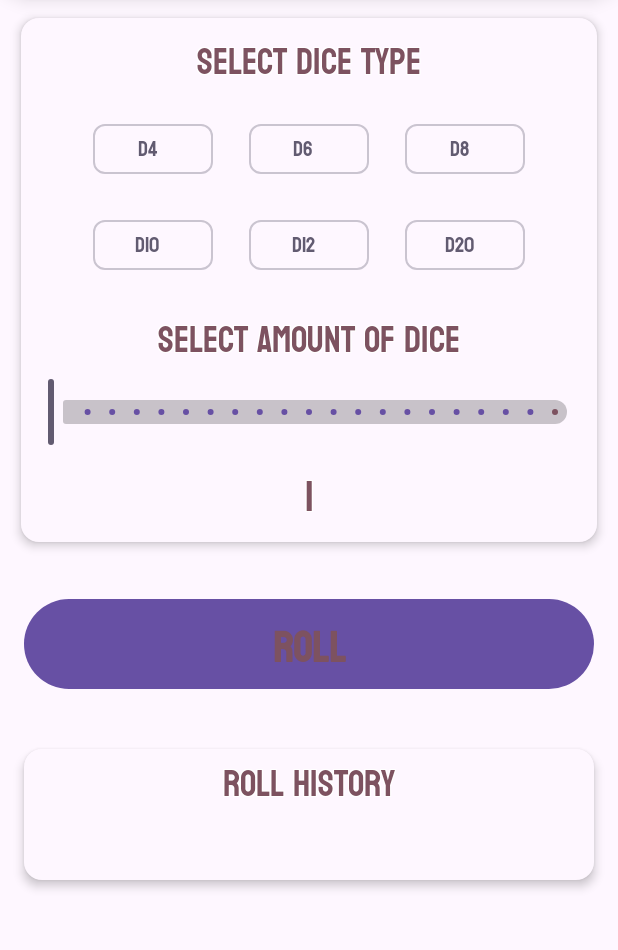
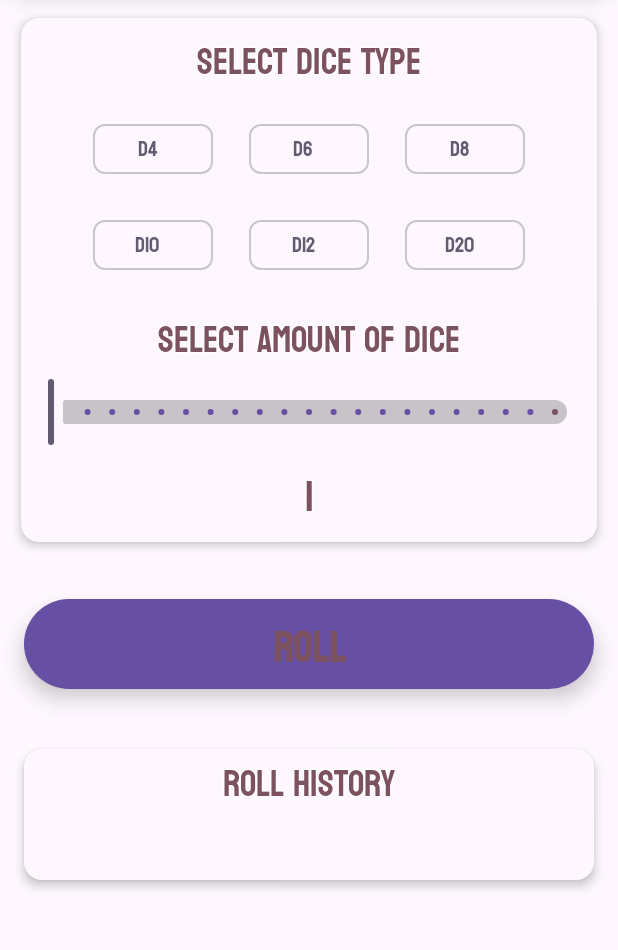
Before and after one commit to Nozdub/RollHelper, an Android app built with Jetpack Compose: the screen it shows after launch (MainActivity), on a phone screen of 412 x 824 dp, the part 87-1037 px from its top. Run offline under Robolectric (Android 15) with nearby library versions, the light colour scheme and no system bars.

Commit message:
Adds copyright claim and adjust shadow

```diff
--- a/app/src/main/java/com/example/rollhelper/ui/DiceCountSlider.kt
+++ b/app/src/main/java/com/example/rollhelper/ui/DiceCountSlider.kt
@@ -1,3 +1,7 @@
+// Copyright (c) 2024, Nozdub
+// All rights reserved.
+
+
 package com.example.rollhelper.ui
 
 import androidx.compose.foundation.background
--- a/app/src/main/java/com/example/rollhelper/ui/DiceFace.kt
+++ b/app/src/main/java/com/example/rollhelper/ui/DiceFace.kt
@@ -1,3 +1,6 @@
+// Copyright (c) 2024, Nozdub
+// All rights reserved.
+
 package com.example.rollhelper.ui
 
 import androidx.compose.animation.core.Animatable
--- a/app/src/main/java/com/example/rollhelper/ui/DiceResultDisplay.kt
+++ b/app/src/main/java/com/example/rollhelper/ui/DiceResultDisplay.kt
@@ -1,3 +1,6 @@
+// Copyright (c) 2024, Nozdub
+// All rights reserved.
+
 package com.example.rollhelper.ui
 
 import androidx.compose.foundation.layout.*
--- a/app/src/main/java/com/example/rollhelper/ui/DiceRollScreen.kt
+++ b/app/src/main/java/com/example/rollhelper/ui/DiceRollScreen.kt
@@ -1,3 +1,6 @@
+// Copyright (c) 2024, Nozdub
+// All rights reserved.
+
 package com.example.rollhelper.ui
 
 import androidx.compose.foundation.layout.*
--- a/app/src/main/java/com/example/rollhelper/ui/DiceTypeAndCountCard.kt
+++ b/app/src/main/java/com/example/rollhelper/ui/DiceTypeAndCountCard.kt
@@ -1,3 +1,6 @@
+// Copyright (c) 2024, Nozdub
+// All rights reserved.
+
 package com.example.rollhelper.ui
 
 import androidx.compose.foundation.layout.*
--- a/app/src/main/java/com/example/rollhelper/ui/DiceTypeChips.kt
+++ b/app/src/main/java/com/example/rollhelper/ui/DiceTypeChips.kt
@@ -1,3 +1,6 @@
+// Copyright (c) 2024, Nozdub
+// All rights reserved.
+
 package com.example.rollhelper.ui
 
 import androidx.compose.foundation.layout.*
--- a/app/src/main/java/com/example/rollhelper/ui/RollButton.kt
+++ b/app/src/main/java/com/example/rollhelper/ui/RollButton.kt
@@ -1,3 +1,6 @@
+// Copyright (c) 2024, Nozdub
+// All rights reserved.
+
 package com.example.rollhelper.ui
 
 import androidx.compose.foundation.layout.*
@@ -40,6 +43,7 @@ fun RollButton(
             containerColor = MaterialTheme.colorScheme.primary,
             contentColor = MaterialTheme.colorScheme.onPrimary
         ),
+        elevation = ButtonDefaults.elevatedButtonElevation(defaultElevation = 8.dp),
         modifier = Modifier
             .fillMaxWidth()  // Button occupies full width
             .padding(vertical = 16.dp)
--- a/app/src/main/java/com/example/rollhelper/ui/RollHistorySection.kt
+++ b/app/src/main/java/com/example/rollhelper/ui/RollHistorySection.kt
@@ -1,3 +1,6 @@
+// Copyright (c) 2024, Nozdub
+// All rights reserved.
+
 package com.example.rollhelper.ui
 
 import androidx.compose.foundation.layout.*
```
